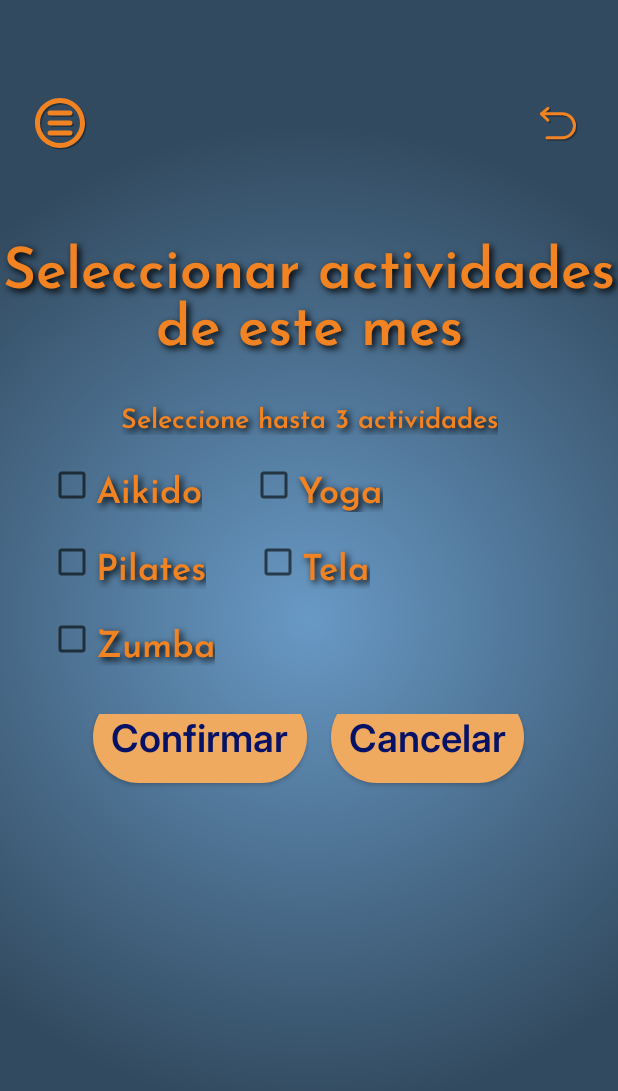
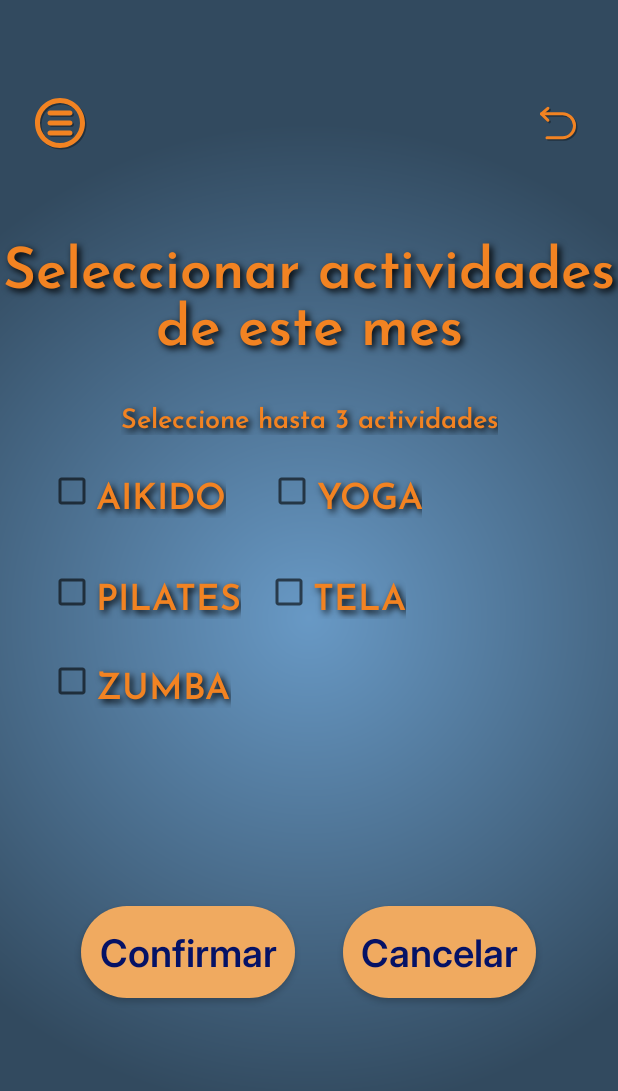
Before and after one commit to MarinaOliva/SinergiaFitnessApp, an Android app: the SelectActivitiesActivity screen opened directly, with no data from a screen before it, on a phone screen of 412 x 824 dp. Shown: the top 1091 px of the screen. Run offline under Robolectric (Android 15) with nearby library versions, the phone set to English and light mode, and no system bars.

Commit message:
Detalles en varios layout

```diff
--- a/app/src/main/res/layout/activity_select_activities.xml
+++ b/app/src/main/res/layout/activity_select_activities.xml
@@ -1,9 +1,9 @@
 <?xml version="1.0" encoding="utf-8"?>
-<androidx.constraintlayout.widget.ConstraintLayout
-    xmlns:android="http://schemas.android.com/apk/res/android"
+<androidx.constraintlayout.widget.ConstraintLayout xmlns:android="http://schemas.android.com/apk/res/android"
     xmlns:app="http://schemas.android.com/apk/res-auto"
     android:layout_width="match_parent"
-    android:layout_height="match_parent">
+    android:layout_height="match_parent"
+    android:textAlignment="center">
 
     <!-- Título -->
     <TextView
@@ -11,119 +11,134 @@
         style="@style/AppTitleText"
         android:layout_width="0dp"
         android:layout_height="wrap_content"
+        android:layout_marginTop="24dp"
         android:text="Seleccionar actividades de este mes"
         android:textAlignment="center"
-        android:layout_marginTop="24dp"
-        app:layout_constraintTop_toTopOf="parent"
+        app:layout_constraintEnd_toEndOf="parent"
         app:layout_constraintStart_toStartOf="parent"
-        app:layout_constraintEnd_toEndOf="parent" />
+        app:layout_constraintTop_toTopOf="parent" />
 
     <TextView
         android:id="@+id/tv_SelectionActivity"
         style="@style/AppTitleText"
         android:layout_width="wrap_content"
         android:layout_height="wrap_content"
+        android:layout_marginTop="24dp"
         android:text="Seleccione hasta 3 actividades"
         android:textSize="18sp"
-        android:layout_marginTop="24dp"
-        app:layout_constraintTop_toBottomOf="@id/tv_TituloSeleccion"
+        app:layout_constraintEnd_toEndOf="parent"
         app:layout_constraintStart_toStartOf="parent"
-        app:layout_constraintEnd_toEndOf="parent" />
+        app:layout_constraintTop_toBottomOf="@id/tv_TituloSeleccion" />
 
     <!-- Primera fila -->
+
+    <!-- Segunda fila -->
+
+    <!-- Tercera fila -->
+
+    <!-- Botones Confirmar y Cancelar -->
+
     <CheckBox
-        android:id="@+id/cb_Aikido"
+        android:id="@+id/cb_Zumba"
         style="@style/AppTitleText"
         android:layout_width="wrap_content"
         android:layout_height="wrap_content"
-        android:text="Aikido"
+        android:layout_marginStart="32dp"
+        android:layout_marginTop="24dp"
+        android:text="Zumba"
+        android:textAllCaps="true"
         android:textSize="24sp"
         android:textStyle="bold"
-        app:layout_constraintTop_toBottomOf="@id/tv_SelectionActivity"
         app:layout_constraintStart_toStartOf="parent"
-        android:layout_marginTop="16dp"
-        android:layout_marginStart="32dp" />
+        app:layout_constraintTop_toBottomOf="@id/cb_Pilates" />
 
     <CheckBox
         android:id="@+id/cb_Yoga"
         style="@style/AppTitleText"
         android:layout_width="wrap_content"
         android:layout_height="wrap_content"
+        android:layout_marginStart="28dp"
+        android:layout_marginTop="20dp"
         android:text="Yoga"
+        android:textAlignment="center"
+        android:textAllCaps="true"
         android:textSize="24sp"
         android:textStyle="bold"
-        app:layout_constraintTop_toBottomOf="@id/tv_SelectionActivity"
         app:layout_constraintStart_toEndOf="@id/cb_Aikido"
-        android:layout_marginTop="16dp"
-        android:layout_marginStart="32dp" />
-
-    <!-- Segunda fila -->
-    <CheckBox
-        android:id="@+id/cb_Pilates"
-        style="@style/AppTitleText"
-        android:layout_width="wrap_content"
-        android:layout_height="wrap_content"
-        android:text="Pilates"
-        android:textSize="24sp"
-        android:textStyle="bold"
-        app:layout_constraintTop_toBottomOf="@id/cb_Aikido"
-        app:layout_constraintStart_toStartOf="parent"
-        android:layout_marginTop="16dp"
-        android:layout_marginStart="32dp" />
+        app:layout_constraintTop_toBottomOf="@id/tv_SelectionActivity" />
 
     <CheckBox
         android:id="@+id/cb_Tela"
         style="@style/AppTitleText"
         android:layout_width="wrap_content"
         android:layout_height="wrap_content"
+        android:layout_marginStart="16dp"
+        android:layout_marginTop="32dp"
         android:text="Tela"
+        android:textAlignment="center"
+        android:textAllCaps="true"
         android:textSize="24sp"
         android:textStyle="bold"
-        app:layout_constraintTop_toBottomOf="@id/cb_Yoga"
         app:layout_constraintStart_toEndOf="@id/cb_Pilates"
-        android:layout_marginTop="16dp"
-        android:layout_marginStart="32dp" />
+        app:layout_constraintTop_toBottomOf="@id/cb_Yoga" />
 
-    <!-- Tercera fila -->
     <CheckBox
-        android:id="@+id/cb_Zumba"
+        android:id="@+id/cb_Pilates"
+        style="@style/AppTitleText"
+        android:layout_width="0dp"
+        android:layout_height="wrap_content"
+        android:layout_marginStart="32dp"
+        android:layout_marginTop="32dp"
+        android:text="Pilates"
+        android:textAlignment="center"
+        android:textAllCaps="true"
+        android:textSize="24sp"
+        android:textStyle="bold"
+        app:layout_constraintStart_toStartOf="parent"
+        app:layout_constraintTop_toBottomOf="@id/cb_Aikido" />
+
+    <CheckBox
+        android:id="@+id/cb_Aikido"
         style="@style/AppTitleText"
         android:layout_width="wrap_content"
         android:layout_height="wrap_content"
-        android:text="Zumba"
+        android:layout_marginStart="32dp"
+        android:layout_marginTop="20dp"
+        android:text="Aikido"
+        android:textAllCaps="true"
         android:textSize="24sp"
         android:textStyle="bold"
-        app:layout_constraintTop_toBottomOf="@id/cb_Pilates"
         app:layout_constraintStart_toStartOf="parent"
-        android:layout_marginTop="16dp"
-        android:layout_marginStart="32dp" />
+        app:layout_constraintTop_toBottomOf="@id/tv_SelectionActivity" />
 
-    <!-- Botones Confirmar y Cancelar -->
     <LinearLayout
         android:id="@+id/ll_Botones"
         android:layout_width="0dp"
         android:layout_height="wrap_content"
+        android:layout_marginTop="116dp"
+        android:gravity="center"
         android:orientation="horizontal"
-        android:gravity="center"
-        android:layout_marginTop="32dp"
-        app:layout_constraintTop_toBottomOf="@id/cb_Zumba"
+        app:layout_constraintEnd_toEndOf="parent"
+        app:layout_constraintHorizontal_bias="0.0"
         app:layout_constraintStart_toStartOf="parent"
-        app:layout_constraintEnd_toEndOf="parent">
+        app:layout_constraintTop_toBottomOf="@id/cb_Zumba">
 
         <Button
             android:id="@+id/btn_ConfirmarSeleccion"
             style="@style/PrimaryButtonStyle"
             android:layout_width="wrap_content"
             android:layout_height="wrap_content"
+            android:layout_margin="16dp"
+            android:gravity="center"
             android:text="Confirmar"
-            android:layout_marginEnd="16dp"
             android:textAppearance="@style/PrimaryButtonText" />
 
         <Button
             android:id="@+id/btn_CancelarSeleccion"
             style="@style/PrimaryButtonStyle"
             android:layout_width="wrap_content"
-            android:layout_height="wrap_content"
+            android:layout_height="match_parent"
+            android:layout_margin="16dp"
             android:text="Cancelar"
             android:textAppearance="@style/PrimaryButtonText" />
     </LinearLayout>
```
Also changed, not shown: app/src/main/res/layout/activity_user.xml (+5 -3 lines), app/src/main/res/layout/activity_view_activities.xml (+22 -16 lines).
